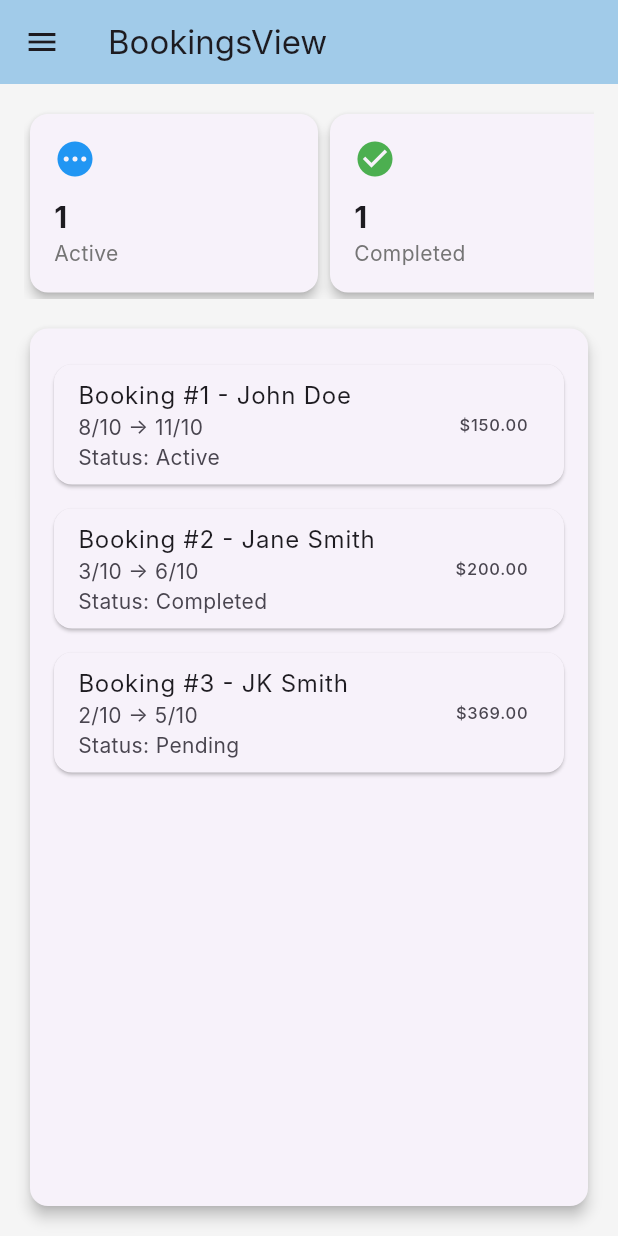
After one commit to VarunDevFD/WRA_admin, a Flutter app: the BookingsView screen opened by its route, on a phone screen of 412 x 824 dp. The commit adds this screen. Run offline on Flutter 3.47's test engine with Material 3 defaults, Android fonts, the phone set to English and light mode, and no system bars; our stand-ins replace fl_chart, get; Roboto replaces fonts that are missing (Inter).

Commit message:
Common: Responsive screen of Booking

```diff
--- a/lib/app/views/booking/bookings_screen.dart
+++ b/lib/app/views/booking/bookings_screen.dart
@@ -1,45 +1,88 @@
 import 'package:flutter/material.dart';
 import 'package:get/get.dart';
 import 'package:wdr/app/controllers/booking_controller.dart';
+import 'package:wdr/app/views/booking/widgets/booking_body_list.dart';
 import 'package:wdr/app/views/booking/widgets/booking_body_statuscard_widget.dart';
 import 'package:wdr/app/views/booking/widgets/booking_body_table_widget.dart';
 import 'package:wdr/app/views/booking/widgets/booking_sidebar_session_widget.dart';
 import 'package:wdr/app/views/booking/widgets/booking_topbar_session_widget.dart';
+import 'package:wdr/app/views/booking/widgets/responsive_widget.dart';
+import 'package:wdr/app/views/rentals/widgets/rental_sidebar_widget.dart';
 import '../../models/booking.dart';
 
 class BookingsView extends StatelessWidget {
   final List<Booking> bookings =
       Get.put<BookingController>(BookingController()).bookings;
+
   BookingsView({super.key});
+
   @override
   Widget build(BuildContext context) {
+    final screenWidth = MediaQuery.of(context).size.width;
+    final isMobile = screenWidth < 600;
+    final commonColor = const Color.fromARGB(255, 161, 203, 233);
+
     return Scaffold(
-      body: Row(
+      drawer:
+          isMobile ? Drawer(child: Sidebar()) : null, // Drawer only for mobile
+      appBar: isMobile
+          ? AppBar(
+              title: const Text('BookingsView'),
+              elevation: 0,
+              backgroundColor: commonColor,
+            )
+          : null,
+      body: ResponsiveLayout(
+        mobile: _buildMobileView(context),
+        tablet: _buildTabletView(context),
+        desktop: _buildDesktopView(context),
+      ),
+    );
+  }
+
+  /// Desktop Layout
+  Widget _buildDesktopView(BuildContext context) {
+    return Row(
       children: [
-          SideBarView(),
-          Expanded(
-            child: Container(
+        SizedBox(width: 250, child: SideBarView()), // Permanent sidebar
+        Expanded(child: _buildMainContent(context)),
+      ],
+    );
+  }
+
+  /// Tablet Layout
+  Widget _buildTabletView(BuildContext context) {
+    return Row(
+      children: [
+        SizedBox(width: 160, child: SideBarView()), // Permanent sidebar
+        Expanded(child: _buildMainContent(context)),
+      ],
+    );
+  }
+
+  /// Mobile Layout
+  Widget _buildMobileView(BuildContext context) {
+    return _buildMainContent(
+        context); // No permanent sidebar, just main content
+  }
+
+  /// Common Main Content
+  Widget _buildMainContent(BuildContext context) {
+    final isMobile = MediaQuery.of(context).size.width < 600;
+    return Container(
       color: Colors.grey[100],
       child: Column(
         children: [
-                  TopBarView(),
+          if (!isMobile) TopBarView(),
           Expanded(
             child: Padding(
-                      padding: EdgeInsets.all(20),
+              padding: const EdgeInsets.all(16),
               child: Column(
                 crossAxisAlignment: CrossAxisAlignment.start,
                 children: [
-                          Text(
-                            'Bookings',
-                            style: TextStyle(
-                              fontSize: 28,
-                              fontWeight: FontWeight.bold,
-                              color: Colors.grey[800],
-                            ),
-                          ),
-                          SizedBox(height: 20),
-                          StatusCards(),
-                          SizedBox(height: 20),
+                  StatusCards(
+                      isMobile: MediaQuery.of(context).size.width < 600),
+                  const SizedBox(height: 16),
                   Expanded(
                     child: Card(
                       elevation: 4,
@@ -47,12 +90,10 @@ class BookingsView extends StatelessWidget {
                         borderRadius: BorderRadius.circular(12),
                       ),
                       child: Padding(
-                                padding: EdgeInsets.all(20),
-                                child: BookingsTable(),
-                              ),
-                            ),
-                          ),
-                        ],
+                        padding: const EdgeInsets.all(16),
+                        child: MediaQuery.of(context).size.width < 600
+                            ? BookingsListView()
+                            : BookingsTable(),
                       ),
                     ),
                   ),
--- /dev/null
+++ b/lib/app/views/booking/widgets/booking_body_list.dart
@@ -0,0 +1,35 @@
+import 'package:flutter/material.dart';
+import 'package:get/get.dart';
+import 'package:wdr/app/controllers/booking_controller.dart';
+import 'package:wdr/app/models/booking.dart';
+
+class BookingsListView extends StatelessWidget {
+  final List<Booking> bookings = Get.find<BookingController>().bookings;
+
+  BookingsListView({super.key});
+
+  @override
+  Widget build(BuildContext context) {
+    return Obx(() => ListView.builder(
+          itemCount: bookings.length,
+          itemBuilder: (context, index) {
+            final booking = bookings[index];
+            return Card(
+              margin: const EdgeInsets.symmetric(vertical: 8),
+              child: ListTile(
+                title: Text("Booking #${booking.id} - ${booking.customerName}"),
+                subtitle: Text(
+                  "${booking.startDate.day}/${booking.startDate.month} → "
+                  "${booking.endDate.day}/${booking.endDate.month}\n"
+                  "Status: ${booking.status}",
+                ),
+                trailing: Text("\$${booking.totalAmount.toStringAsFixed(2)}"),
+                onTap: () {
+                  // open details
+                },
+              ),
+            );
+          },
+        ));
+  }
+}
--- a/lib/app/views/booking/widgets/booking_body_statuscard_widget.dart
+++ b/lib/app/views/booking/widgets/booking_body_statuscard_widget.dart
@@ -4,9 +4,10 @@ import 'package:wdr/app/controllers/booking_controller.dart';
 import 'package:wdr/app/models/booking.dart';
 
 class StatusCards extends StatelessWidget {
+  final bool isMobile;
   final List<Booking> bookings = Get.find<BookingController>().bookings;
 
-  StatusCards({super.key});
+  StatusCards({super.key, this.isMobile = false});
 
   @override
   Widget build(BuildContext context) {
@@ -15,84 +16,40 @@ class StatusCards extends StatelessWidget {
       final completedBookings =
           bookings.where((b) => b.status == 'Completed').length;
       final totalRevenue =
-          bookings.fold(0.0, (sum, booking) => sum + booking.totalAmount);
+          bookings.fold(0.0, (sum, b) => sum + b.totalAmount);
       final pendingPayments = bookings
           .where((b) => b.status == 'Pending')
-          .fold(0.0, (sum, booking) => sum + booking.totalAmount);
+          .fold(0.0, (sum, b) => sum + b.totalAmount);
 
-      return Row(
-        children: [
-          Expanded(
-            child: _buildStatusCard('Active Bookings',
-                activeBookings.toString(), Colors.blue, Icons.pending),
-          ),
-          SizedBox(width: 16),
-          Expanded(
-            child: _buildStatusCard('Completed', completedBookings.toString(),
-                Colors.green, Icons.check_circle),
-          ),
-          SizedBox(width: 16),
-          Expanded(
-            child: _buildStatusCard(
-                'Total Revenue',
-                '\$${totalRevenue.toStringAsFixed(2)}',
-                Colors.purple,
-                Icons.attach_money),
-          ),
-          SizedBox(width: 16),
-          Expanded(
-            child: _buildStatusCard(
-              'Pending Payments',
-              '\$${pendingPayments.toStringAsFixed(2)}',
-              Colors.red,
-              Icons.pending_actions_rounded,
-            ),
-          ),
-        ],
-      );
+      final cards = [
+        _buildStatusCard('Active', activeBookings.toString(), Colors.blue, Icons.pending),
+        _buildStatusCard('Completed', completedBookings.toString(), Colors.green, Icons.check_circle),
+        _buildStatusCard('Revenue', '\$${totalRevenue.toStringAsFixed(2)}', Colors.purple, Icons.attach_money),
+        _buildStatusCard('Pending', '\$${pendingPayments.toStringAsFixed(2)}', Colors.red, Icons.pending_actions),
+      ];
+
+      return isMobile
+          ? SingleChildScrollView(
+              scrollDirection: Axis.horizontal,
+              child: Row(children: cards.map((c) => SizedBox(width: 200, child: c)).toList()),
+            )
+          : Row(children: cards.map((c) => Expanded(child: c)).toList());
     });
   }
 
-  Widget _buildStatusCard(
-      String title, String value, Color color, IconData icon) {
+  Widget _buildStatusCard(String title, String value, Color color, IconData icon) {
     return Card(
       elevation: 3,
       shape: RoundedRectangleBorder(borderRadius: BorderRadius.circular(12)),
-      child: Container(
-        padding: EdgeInsets.all(20),
+      child: Padding(
+        padding: const EdgeInsets.all(16),
         child: Column(
           crossAxisAlignment: CrossAxisAlignment.start,
           children: [
-            Row(
-              mainAxisAlignment: MainAxisAlignment.spaceBetween,
-              children: [
-                Icon(icon, color: color, size: 30),
-                Container(
-                  padding: EdgeInsets.all(8),
-                  decoration: BoxDecoration(
-                    color: color.withOpacity(0.1),
-                    borderRadius: BorderRadius.circular(8),
-                  ),
-                  child: Icon(icon, color: color, size: 20),
-                ),
-              ],
-            ),
-            SizedBox(height: 10),
-            Text(
-              value,
-              style: TextStyle(
-                fontSize: 24,
-                fontWeight: FontWeight.bold,
-                color: Colors.grey[800],
-              ),
-            ),
-            Text(
-              title,
-              style: TextStyle(
-                fontSize: 14,
-                color: Colors.grey[600],
-              ),
-            ),
+            Icon(icon, color: color, size: 28),
+            const SizedBox(height: 10),
+            Text(value, style: TextStyle(fontSize: 20, fontWeight: FontWeight.bold)),
+            Text(title, style: TextStyle(color: Colors.grey[600])),
           ],
         ),
       ),
--- /dev/null
+++ b/lib/app/views/booking/widgets/responsive_widget.dart
@@ -0,0 +1,27 @@
+import 'package:flutter/material.dart';
+
+class ResponsiveLayout extends StatelessWidget {
+  final Widget mobile;
+  final Widget tablet;
+  final Widget desktop;
+
+  const ResponsiveLayout({
+    super.key,
+    required this.mobile,
+    required this.tablet,
+    required this.desktop,
+  });
+
+  @override
+  Widget build(BuildContext context) {
+    final width = MediaQuery.of(context).size.width;
+
+    if (width >= 1024) {
+      return desktop;
+    } else if (width >= 600) {
+      return tablet;
+    } else {
+      return mobile;
+    }
+  }
+}
--- a/lib/app/views/rentals/widgets/rental_sidebar_widget.dart
+++ b/lib/app/views/rentals/widgets/rental_sidebar_widget.dart
@@ -64,10 +64,10 @@ class Sidebar extends StatelessWidget {
               padding: EdgeInsets.symmetric(horizontal: 12),
               children: [
                 _sidebarItem(Icons.dashboard, 'Dashboard', '/dashboard'),
-                _sidebarItem(Icons.inventory, 'Rentals', '/rentals',
+                _sidebarItem(Icons.inventory, 'Rentals', '/rentals'),
+                _sidebarItem(Icons.people, 'Customers', '/customers'),
+                _sidebarItem(Icons.book_online, 'Bookings', '/bookings',
                     isActive: true),
-                _sidebarItem(Icons.people, 'Customers', '/customers'),
-                _sidebarItem(Icons.book_online, 'Bookings', '/bookings'),
                 _sidebarItem(Icons.analytics, 'Analytics', '/analytics'),
                 _sidebarItem(Icons.settings, 'Settings', '/settings'),
                 SizedBox(height: 20),
```
Also changed, not shown: lib/app/views/booking/widgets/booking_topbar_session_widget.dart (+3 -7 lines), lib/app/views/booking/widgets/booking_body_table_widget.dart (line endings or trailing spaces). Lines whose indentation alone changed are shown as unchanged.
